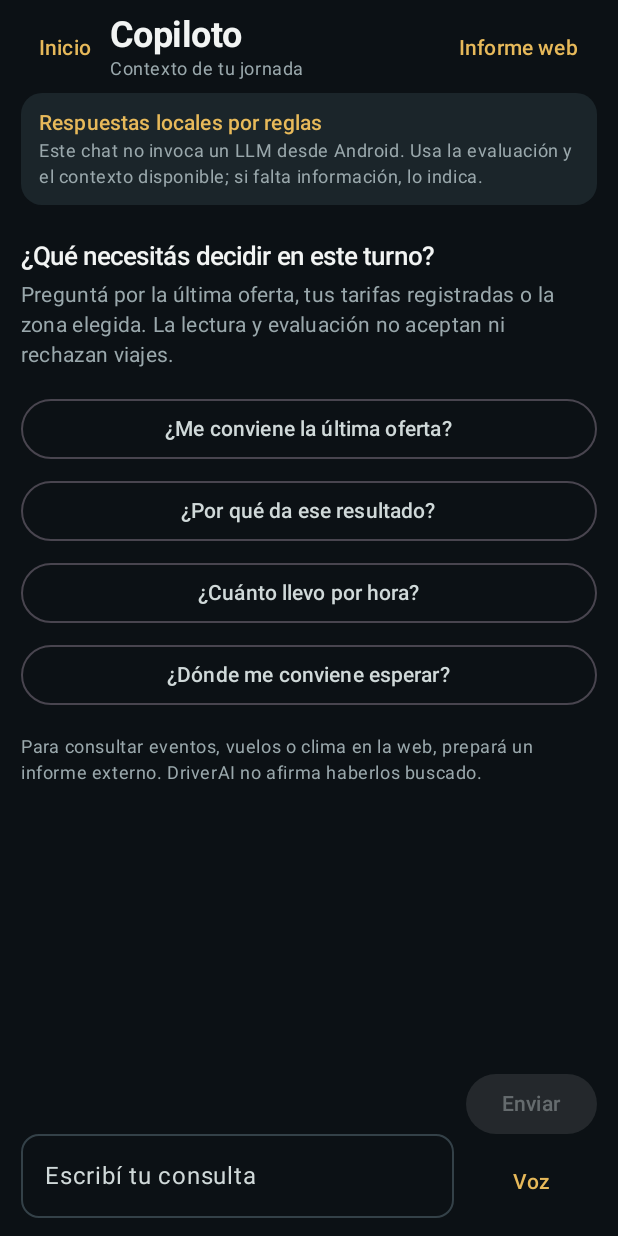
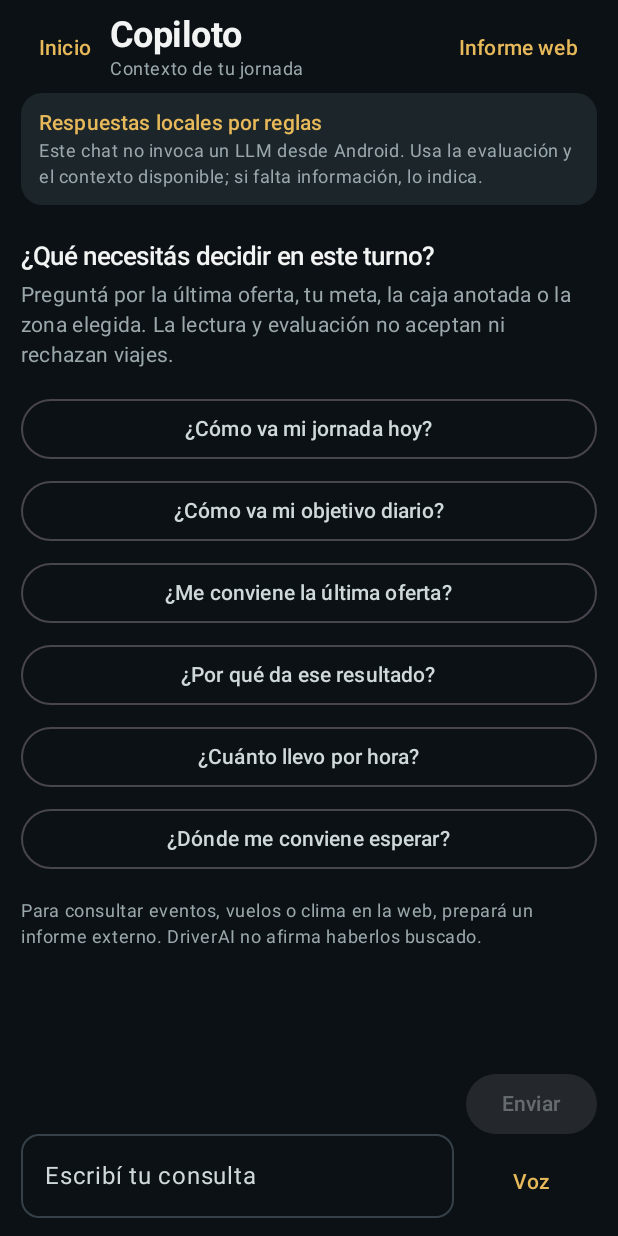
Before and after one commit to AlanGalarzaStanley/driverai-bridge, an Android app built with Jetpack Compose: the composable CopilotScreen shown on its own in the app's theme, on a phone screen of 412 x 824 dp. Run offline under Robolectric (Android 15) with nearby library versions, the phone set to English and light mode, and no system bars.

Commit message:
feat: connect copilot to daily driver records

```diff
--- a/app/src/main/java/ar/driverai/bridge/ui/CopilotScreen.kt
+++ b/app/src/main/java/ar/driverai/bridge/ui/CopilotScreen.kt
@@ -57,8 +57,11 @@ import ar.driverai.bridge.copilot.CopilotEngine
 import ar.driverai.bridge.copilot.ExternalBriefingPrompt
 import ar.driverai.bridge.copilot.Intent as CopilotIntent
 import ar.driverai.bridge.data.ShiftCalculator
+import ar.driverai.bridge.data.MoneyLedgerRepository
+import ar.driverai.bridge.data.VehicleRecordsRepository
 import kotlinx.coroutines.delay
 import kotlinx.coroutines.launch
+import java.time.LocalDate
 
 private data class CopilotMessage(val fromDriver: Boolean, val text: String)
 
@@ -82,12 +85,17 @@ fun CopilotScreen(onBack: () -> Unit) {
     val latest by g.pipeline.last.collectAsState()
     val history by g.historyRepo.entries.collectAsState(initial = emptyList())
     val shiftStart by g.historyRepo.shiftStart.collectAsState(initial = null)
+    val moneyEntries by g.walletRepo.entries.collectAsState(initial = emptyList())
+    val odometerEntries by g.vehicleRepo.odometerEntries.collectAsState(initial = emptyList())
     val listState = rememberLazyListState()
     var input by remember { mutableStateOf("") }
     var busy by remember { mutableStateOf(false) }
     var reportMode by remember { mutableStateOf(false) }
     var copied by remember { mutableStateOf(false) }
     var clock by remember { mutableStateOf(System.currentTimeMillis()) }
+    val today = remember(clock) { LocalDate.now() }
+    val moneyToday = remember(moneyEntries, today) { MoneyLedgerRepository.summarize(moneyEntries, today) }
+    val odometerToday = remember(odometerEntries, today) { VehicleRecordsRepository.entryForDay(odometerEntries, today) }
 
     LaunchedEffect(Unit) { while (true) { clock = System.currentTimeMillis(); delay(30_000) } }
     LaunchedEffect(CopilotConversation.messages.size, busy) {
@@ -111,7 +119,11 @@ fun CopilotScreen(onBack: () -> Unit) {
                 }
                 val now = System.currentTimeMillis()
                 val shiftStats = ShiftCalculator.compute(history, shiftStart, now)
-                val copilotContext = CopilotContext(latest?.evaluation, shiftStats, g.strategic.state.value, settings, now)
+                val copilotContext = CopilotContext(
+                    latest?.evaluation, shiftStats, g.strategic.state.value, settings, now,
+                    moneyToday = moneyToday,
+                    odometerTodayKm = odometerToday?.drivenKm,
+                )
                 val answer = CopilotEngine.answer(clean, copilotContext)
                 CopilotConversation.append(CopilotMessage(false, answer))
                 if (settings.voiceEnabled) g.tts.speak(answer, settings.voiceVolume)
@@ -185,8 +197,8 @@ fun CopilotScreen(onBack: () -> Unit) {
             if (CopilotConversation.messages.isEmpty()) {
                 Column(Modifier.weight(1f).verticalScroll(rememberScrollState()).padding(vertical = 18.dp)) {
                     Text("¿Qué necesitás decidir en este turno?", style = MaterialTheme.typography.titleMedium)
-                    Text("Preguntá por la última oferta, tus tarifas registradas o la zona elegida. La lectura y evaluación no aceptan ni rechazan viajes.", style = MaterialTheme.typography.bodyMedium, color = TextMuted, modifier = Modifier.padding(top = 6.dp, bottom = 12.dp))
-                    listOf("¿Me conviene la última oferta?", "¿Por qué da ese resultado?", "¿Cuánto llevo por hora?", "¿Dónde me conviene esperar?").forEach { suggestion ->
+                    Text("Preguntá por la última oferta, tu meta, la caja anotada o la zona elegida. La lectura y evaluación no aceptan ni rechazan viajes.", style = MaterialTheme.typography.bodyMedium, color = TextMuted, modifier = Modifier.padding(top = 6.dp, bottom = 12.dp))
+                    listOf("¿Cómo va mi jornada hoy?", "¿Cómo va mi objetivo diario?", "¿Me conviene la última oferta?", "¿Por qué da ese resultado?", "¿Cuánto llevo por hora?", "¿Dónde me conviene esperar?").forEach { suggestion ->
                         OutlinedButton(onClick = { ask(suggestion) }, modifier = Modifier.fillMaxWidth().padding(vertical = 3.dp)) { Text(suggestion) }
                     }
                     Text("Para consultar eventos, vuelos o clima en la web, prepará un informe externo. DriverAI no afirma haberlos buscado.", style = MaterialTheme.typography.bodySmall, color = TextMuted, modifier = Modifier.padding(top = 12.dp))
```
Also changed, not shown: app/src/main/java/ar/driverai/bridge/copilot/CopilotEngine.kt (+37 -2 lines), 2 other files.
